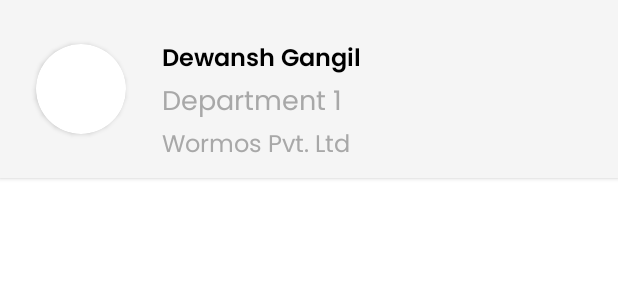
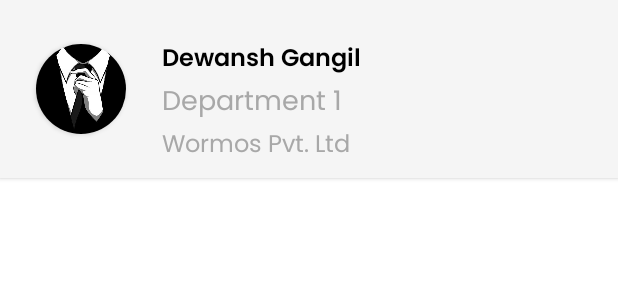
Before and after one commit to imrajnishjha/IEA_Adminv3, an Android app: the layout member_approval_item.xml on its own in the app's theme, with its tools: preview values and no code run, on a phone screen of 412 x 824 dp. Shown: the top 300 px of the screen. Run offline under Robolectric (Android 15) with nearby library versions, the light colour scheme and no system bars.

Commit message:
IEA Admin 3.5

```diff
--- a/app/src/main/java/com/example/ieaadmin/MemberRenewalAdapter.java
+++ b/app/src/main/java/com/example/ieaadmin/MemberRenewalAdapter.java
@@ -31,8 +31,6 @@ public class MemberRenewalAdapter extends FirebaseRecyclerAdapter<MemberRenewalM
         holder.name.setText(model.getName());
         holder.company_name.setText(model.getCompanyname());
         holder.department.setVisibility(View.GONE);
-        String Purl="https://firebasestorage.googleapis.com/v0/b/iea-app.appspot.com/o/default_profile_picture.jpg?alt=media&token=af41ca91-9929-46b5-b9a3-e8ff6c258495";
-        Glide.with(holder.img.getContext()).load(Purl).into(holder.img);
 
         holder.memberRenewalView.setOnClickListener(view -> {
             Intent intent = new Intent(view.getContext(), MemberRenewalDetail.class);
--- a/app/src/main/java/com/example/ieaadmin/member_approvalAdapter.java
+++ b/app/src/main/java/com/example/ieaadmin/member_approvalAdapter.java
@@ -34,9 +34,6 @@ public class member_approvalAdapter extends FirebaseRecyclerAdapter<UserRegistra
         holder.company_name.setText(model.getCompanyName());
         holder.department.setText(model.getDepartment());
 
-        String Purl="https://firebasestorage.googleapis.com/v0/b/iea-app.appspot.com/o/default_profile_picture.jpg?alt=media&token=af41ca91-9929-46b5-b9a3-e8ff6c258495";
-        Glide.with(holder.img.getContext()).load(Purl).into(holder.img);
-
         holder.memberApprovalView.setOnClickListener(view -> {
             Intent intent = new Intent(view.getContext(), memberApprovalDetail.class);
             intent.putExtra("memberApprovalKey", getRef(position).getKey());
--- a/app/src/main/res/layout/member_approval_item.xml
+++ b/app/src/main/res/layout/member_approval_item.xml
@@ -32,6 +32,7 @@
             <ImageView
                 android:id="@+id/members_approval_profile_picture"
                 android:layout_width="wrap_content"
+                android:src="@drawable/default_paymrnt_profile"
                 android:layout_height="wrap_content"
                 android:layout_gravity="center_horizontal"
                 android:importantForAccessibility="no" />
```
Also changed, not shown: app/src/main/res/drawable-v24/default_paymrnt_profile.jpeg (added).
